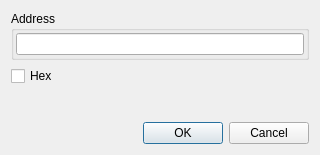
This is dialoggotoaddress.ui in horsicq/FormatDialogs as Qt 5 draws it before an edit. The edited form follows.
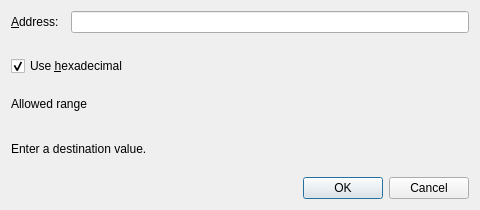
This is the edited form. Custom widgets are drawn as their Qt base class.

Commit message: refactor: update go-to-address dialog implementation

Diff of the .ui file:
```diff
--- a/dialoggotoaddress.ui
+++ b/dialoggotoaddress.ui
@@ -9,10 +9,16 @@
    <rect>
     <x>0</x>
     <y>0</y>
-    <width>320</width>
-    <height>155</height>
+    <width>480</width>
+    <height>210</height>
    </rect>
   </property>
+  <property name="minimumSize">
+   <size>
+    <width>440</width>
+    <height>0</height>
+   </size>
+  </property>
   <property name="windowTitle">
    <string>Go to address</string>
   </property>
@@ -20,100 +26,90 @@
    <bool>true</bool>
   </property>
   <layout class="QVBoxLayout" name="verticalLayout">
+   <property name="spacing">
+    <number>10</number>
+   </property>
    <item>
-    <widget class="QGroupBox" name="groupBoxValue">
-     <property name="title">
-      <string>Address</string>
+    <layout class="QFormLayout" name="formLayoutValue">
+     <property name="fieldGrowthPolicy">
+      <enum>QFormLayout::AllNonFixedFieldsGrow</enum>
      </property>
-     <layout class="QHBoxLayout" name="horizontalLayout_2">
-      <property name="spacing">
-       <number>6</number>
-      </property>
-      <property name="leftMargin">
-       <number>2</number>
-      </property>
-      <property name="topMargin">
-       <number>2</number>
-      </property>
-      <property name="rightMargin">
-       <number>2</number>
-      </property>
-      <property name="bottomMargin">
-       <number>2</number>
-      </property>
-      <item>
-       <widget class="XLineEditHEX" name="lineEditValue"/>
-      </item>
-     </layout>
-    </widget>
-   </item>
-   <item>
-    <layout class="QHBoxLayout" name="horizontalLayout_3">
-     <item>
-      <widget class="QCheckBox" name="checkBoxHex">
+     <property name="horizontalSpacing">
+      <number>12</number>
+     </property>
+     <item row="0" column="0">
+      <widget class="QLabel" name="labelValue">
        <property name="text">
-        <string>Hex</string>
+        <string>&amp;Address:</string>
+       </property>
+       <property name="buddy">
+        <cstring>lineEditValue</cstring>
        </property>
       </widget>
      </item>
-     <item>
-      <widget class="QLabel" name="labelStatus">
-       <property name="sizePolicy">
-        <sizepolicy hsizetype="Expanding" vsizetype="Preferred">
-         <horstretch>0</horstretch>
-         <verstretch>0</verstretch>
-        </sizepolicy>
+     <item row="0" column="1">
+      <widget class="XLineEditHEX" name="lineEditValue">
+       <property name="accessibleName">
+        <string>Address</string>
        </property>
-       <property name="text">
-        <string/>
+       <property name="accessibleDescription">
+        <string>Enter unsigned hexadecimal digits without a 0x prefix.</string>
        </property>
       </widget>
      </item>
     </layout>
    </item>
    <item>
-    <spacer name="verticalSpacer">
+    <widget class="QCheckBox" name="checkBoxHex">
+     <property name="toolTip">
+      <string>Checked values use hexadecimal; unchecked values use decimal.</string>
+     </property>
+     <property name="text">
+      <string>Use &amp;hexadecimal</string>
+     </property>
+     <property name="checked">
+      <bool>true</bool>
+     </property>
+    </widget>
+   </item>
+   <item>
+    <widget class="QLabel" name="labelRange">
+     <property name="text">
+      <string>Allowed range</string>
+     </property>
+     <property name="wordWrap">
+      <bool>true</bool>
+     </property>
+     <property name="textInteractionFlags">
+      <set>Qt::TextSelectableByKeyboard|Qt::TextSelectableByMouse</set>
+     </property>
+    </widget>
+   </item>
+   <item>
+    <widget class="QLabel" name="labelStatus">
+     <property name="accessibleName">
+      <string>Validation status</string>
+     </property>
+     <property name="text">
+      <string>Enter a destination value.</string>
+     </property>
+     <property name="wordWrap">
+      <bool>true</bool>
+     </property>
+     <property name="textInteractionFlags">
+      <set>Qt::TextSelectableByKeyboard|Qt::TextSelectableByMouse</set>
+     </property>
+    </widget>
+   </item>
+   <item>
+    <widget class="QDialogButtonBox" name="buttonBox">
      <property name="orientation">
-      <enum>Qt::Vertical</enum>
+      <enum>Qt::Horizontal</enum>
      </property>
-     <property name="sizeHint" stdset="0">
-      <size>
-       <width>20</width>
-       <height>40</height>
-      </size>
+     <property name="standardButtons">
+      <set>QDialogButtonBox::Cancel|QDialogButtonBox::Ok</set>
      </property>
-    </spacer>
-   </item>
-   <item>
-    <layout class="QHBoxLayout" name="horizontalLayout">
-     <item>
-      <spacer name="horizontalSpacer">
-       <property name="orientation">
-        <enum>Qt::Horizontal</enum>
-       </property>
-       <property name="sizeHint" stdset="0">
-        <size>
-         <width>40</width>
-         <height>20</height>
-        </size>
-       </property>
-      </spacer>
-     </item>
-     <item>
-      <widget class="QPushButton" name="pushButtonOK">
-       <property name="text">
-        <string>OK</string>
-       </property>
-      </widget>
-     </item>
-     <item>
-      <widget class="QPushButton" name="pushButtonCancel">
-       <property name="text">
-        <string>Cancel</string>
-       </property>
-      </widget>
-     </item>
-    </layout>
+    </widget>
    </item>
   </layout>
  </widget>
```
Left out of the diff: 9 changed lines with no effect on the pictures. The commit also changes 2 other files.
